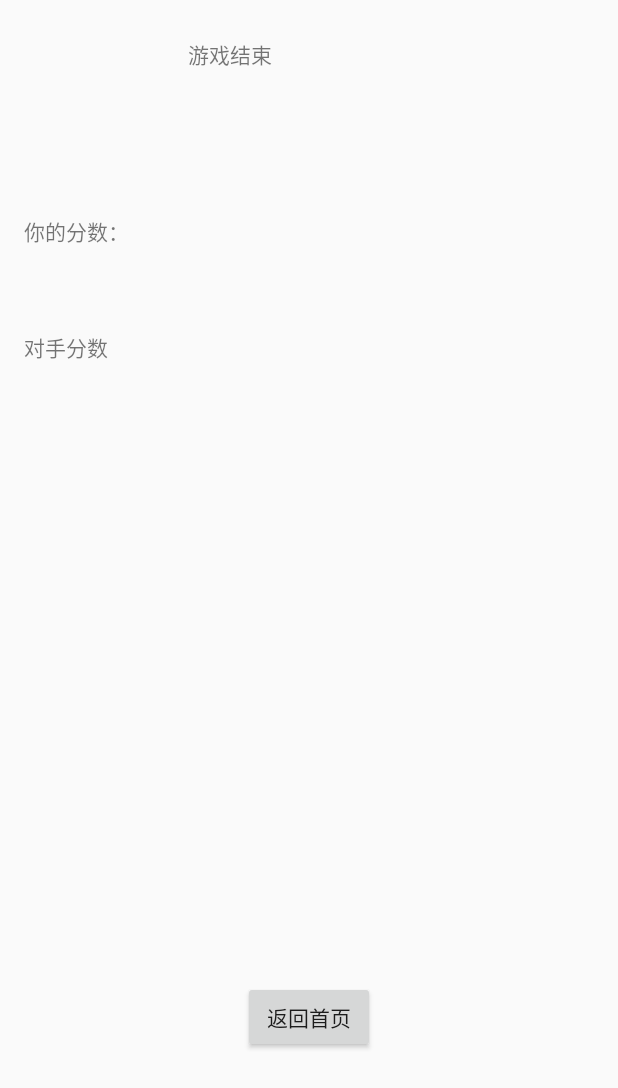
After one commit to autumnning/AircraftWar2024, an Android app: the layout activity_online_over.xml on its own in the app's theme, with its tools: preview values and no code run, on a phone screen of 412 x 824 dp. The commit adds this screen. Shown: the top 1088 px of the screen. Run offline under Robolectric (Android 15) with nearby library versions, the phone set to English and light mode, and no system bars; Roboto replaces fonts that are not available here.

Commit message:
6.1完结

```diff
--- a/app/src/main/AndroidManifest.xml
+++ b/app/src/main/AndroidManifest.xml
@@ -11,6 +11,7 @@
         android:roundIcon="@mipmap/ic_launcher_round"
         android:supportsRtl="true"
         android:theme="@style/Theme.AircraftWar2024"
+        android:name=".activity.MySocket"
         tools:targetApi="31">
         <activity
             android:name=".activity.OnlineActivity"
--- /dev/null
+++ b/app/src/main/res/layout/activity_online_over.xml
@@ -0,0 +1,48 @@
+<?xml version="1.0" encoding="utf-8"?>
+<androidx.constraintlayout.widget.ConstraintLayout xmlns:android="http://schemas.android.com/apk/res/android"
+    xmlns:app="http://schemas.android.com/apk/res-auto"
+    xmlns:tools="http://schemas.android.com/tools"
+    android:layout_width="match_parent"
+    android:layout_height="match_parent"
+    tools:context=".activity.GameActivity">
+
+    <TextView
+        android:id="@+id/textView2"
+        android:layout_width="162dp"
+        android:layout_height="69dp"
+        android:layout_marginTop="25dp"
+        android:text="游戏结束"
+        app:layout_constraintEnd_toEndOf="parent"
+        app:layout_constraintStart_toStartOf="parent"
+        app:layout_constraintTop_toTopOf="parent" />
+
+    <TextView
+        android:id="@+id/textView3"
+        android:layout_width="wrap_content"
+        android:layout_height="wrap_content"
+        android:layout_marginStart="16dp"
+        android:layout_marginTop="143dp"
+        android:text="你的分数："
+        app:layout_constraintStart_toStartOf="parent"
+        app:layout_constraintTop_toTopOf="parent" />
+
+    <TextView
+        android:id="@+id/textView4"
+        android:layout_width="wrap_content"
+        android:layout_height="wrap_content"
+        android:layout_marginStart="16dp"
+        android:layout_marginTop="56dp"
+        android:text="对手分数"
+        app:layout_constraintStart_toStartOf="parent"
+        app:layout_constraintTop_toBottomOf="@+id/textView3" />
+
+    <Button
+        android:id="@+id/return_online"
+        android:layout_width="wrap_content"
+        android:layout_height="wrap_content"
+        android:layout_marginBottom="122dp"
+        android:text="返回首页"
+        app:layout_constraintBottom_toBottomOf="parent"
+        app:layout_constraintEnd_toEndOf="parent"
+        app:layout_constraintStart_toStartOf="parent" />
+</androidx.constraintlayout.widget.ConstraintLayout>
```
Also changed, not shown: app/src/main/java/com/example/aircraftwar2024/activity/GameActivity.java (+89 -13 lines), app/src/main/java/com/example/aircraftwar2024/activity/OnlineActivity.java (+16 -3 lines), app/src/main/java/com/example/aircraftwar2024/game/BaseGame.java (+6 -1 lines), app/src/main/res/layout/activity_connover.xml (+18 -0 lines).
